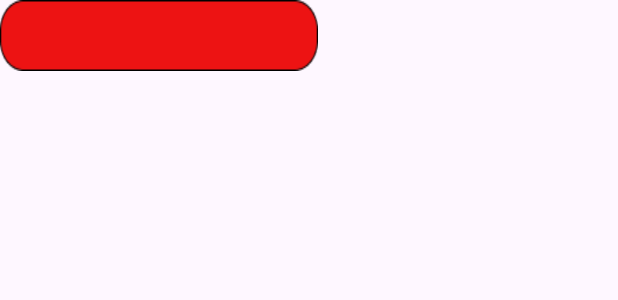
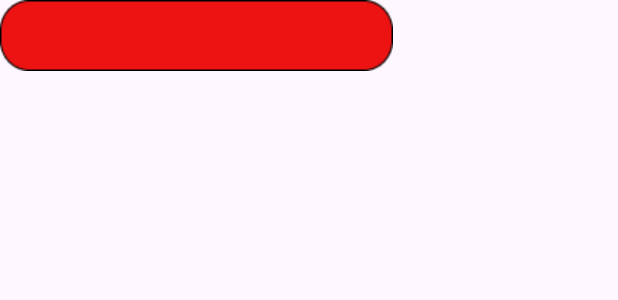
Before and after one commit to Kangkong24/CalltoDuty, an Android app: the layout item_message.xml on its own in the app's theme, with its tools: preview values and no code run, on a phone screen of 412 x 824 dp. Shown: the top 300 px of the screen. Run offline under Robolectric (Android 15) with nearby library versions, the phone set to English and light mode, and no system bars.

```diff
--- a/app/src/main/res/layout/item_message.xml
+++ b/app/src/main/res/layout/item_message.xml
@@ -3,7 +3,8 @@
     android:layout_width="match_parent"
     android:layout_height="wrap_content"
     android:padding="8dp"
-    android:layout_marginRight="200dp"
+    android:layout_marginRight="150dp"
+    android:layout_marginBottom="15dp"
     android:background="@drawable/dispatcher_box">
 
     <TextView
--- a/app/src/main/res/layout/item_response.xml
+++ b/app/src/main/res/layout/item_response.xml
@@ -4,7 +4,8 @@
     android:layout_height="wrap_content"
     android:orientation="horizontal"
     android:padding="8dp"
-    android:layout_marginLeft="200dp"
+    android:layout_marginLeft="150dp"
+    android:layout_marginBottom="15dp"
     android:background="@drawable/caller_box">
 
     <TextView
```
